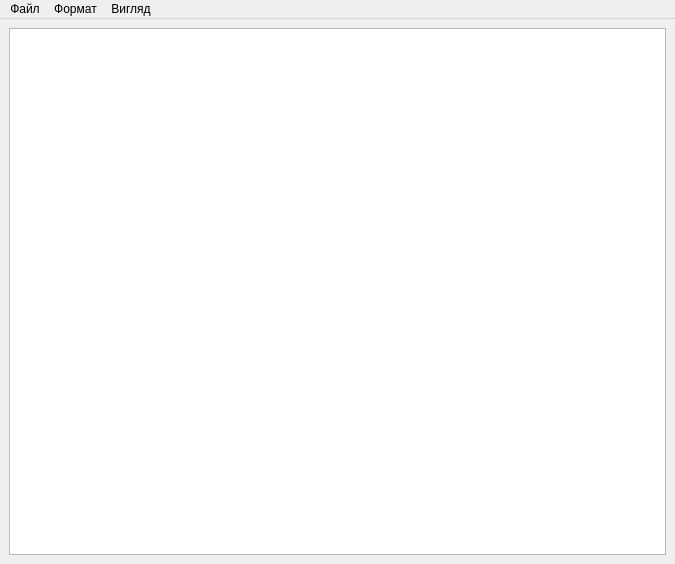
ABScripts/Notepad_QT, file notepad.ui: the form before one commit.
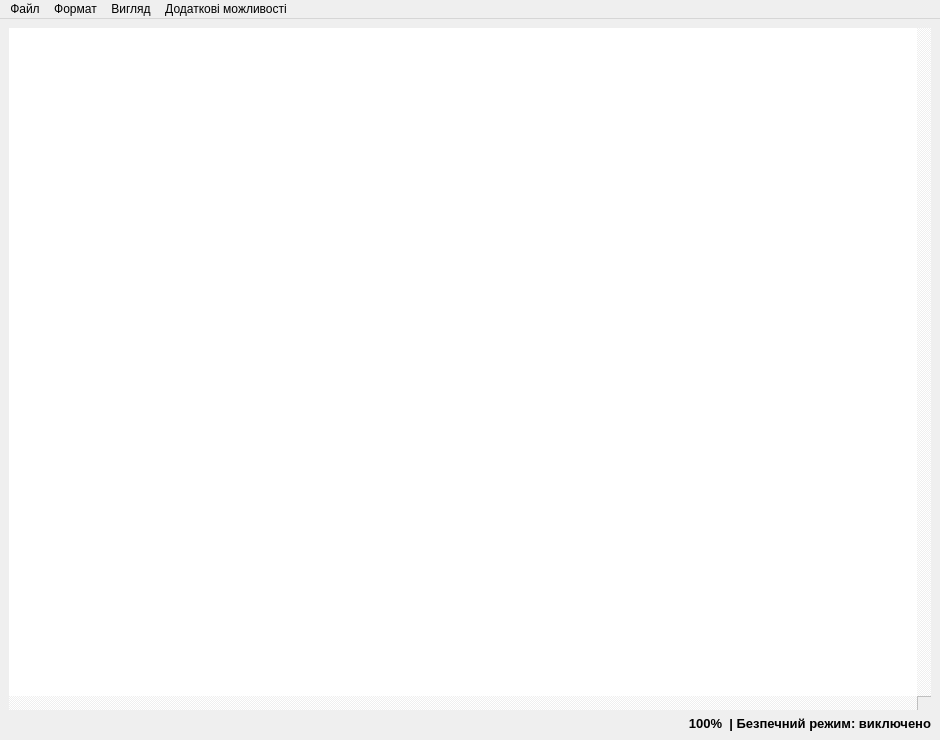
The form after the commit. Icons and pictures are not drawn.

```diff
--- a/notepad.ui
+++ b/notepad.ui
@@ -6,8 +6,8 @@
    <rect>
     <x>0</x>
     <y>0</y>
-    <width>675</width>
-    <height>564</height>
+    <width>940</width>
+    <height>740</height>
    </rect>
   </property>
   <property name="minimumSize">
@@ -19,10 +19,142 @@
   <property name="windowTitle">
    <string>Notepad</string>
   </property>
+  <property name="windowIcon">
+   <iconset resource="icons.qrc">
+    <normaloff>:/icons/icons/accessories-text-editor.png</normaloff>:/icons/icons/accessories-text-editor.png</iconset>
+  </property>
+  <property name="styleSheet">
+   <string notr="true"/>
+  </property>
+  <property name="tabShape">
+   <enum>QTabWidget::Triangular</enum>
+  </property>
   <widget class="QWidget" name="centralwidget">
-   <layout class="QVBoxLayout" name="verticalLayout">
-    <item>
-     <widget class="QTextEdit" name="textEdit"/>
+   <layout class="QGridLayout" name="gridLayout">
+    <item row="1" column="0">
+     <widget class="QLabel" name="infoBar">
+      <property name="font">
+       <font>
+        <pointsize>10</pointsize>
+        <weight>75</weight>
+        <bold>true</bold>
+       </font>
+      </property>
+      <property name="cursor">
+       <cursorShape>ArrowCursor</cursorShape>
+      </property>
+      <property name="acceptDrops">
+       <bool>false</bool>
+      </property>
+      <property name="layoutDirection">
+       <enum>Qt::RightToLeft</enum>
+      </property>
+      <property name="autoFillBackground">
+       <bool>false</bool>
+      </property>
+      <property name="styleSheet">
+       <string notr="true">border: none;</string>
+      </property>
+      <property name="frameShape">
+       <enum>QFrame::Box</enum>
+      </property>
+      <property name="frameShadow">
+       <enum>QFrame::Raised</enum>
+      </property>
+      <property name="lineWidth">
+       <number>1</number>
+      </property>
+      <property name="midLineWidth">
+       <number>1</number>
+      </property>
+      <property name="text">
+       <string>100%  | Безпечний режим: виключено</string>
+      </property>
+      <property name="alignment">
+       <set>Qt::AlignRight|Qt::AlignTrailing|Qt::AlignVCenter</set>
+      </property>
+     </widget>
+    </item>
+    <item row="0" column="0">
+     <widget class="QTextEdit" name="textEdit">
+      <property name="palette">
+       <palette>
+        <active>
+         <colorrole role="Highlight">
+          <brush brushstyle="SolidPattern">
+           <color alpha="255">
+            <red>0</red>
+            <green>149</green>
+            <blue>255</blue>
+           </color>
+          </brush>
+         </colorrole>
+         <colorrole role="HighlightedText">
+          <brush brushstyle="SolidPattern">
+           <color alpha="255">
+            <red>208</red>
+            <green>208</green>
+            <blue>208</blue>
+           </color>
+          </brush>
+         </colorrole>
+        </active>
+        <inactive>
+         <colorrole role="Highlight">
+          <brush brushstyle="SolidPattern">
+           <color alpha="255">
+            <red>0</red>
+            <green>149</green>
+            <blue>255</blue>
+           </color>
+          </brush>
+         </colorrole>
+         <colorrole role="HighlightedText">
+          <brush brushstyle="SolidPattern">
+           <color alpha="255">
+            <red>208</red>
+            <green>208</green>
+            <blue>208</blue>
+           </color>
+          </brush>
+         </colorrole>
+        </inactive>
+        <disabled>
+         <colorrole role="Highlight">
+          <brush brushstyle="SolidPattern">
+           <color alpha="255">
+            <red>0</red>
+            <green>120</green>
+            <blue>215</blue>
+           </color>
+          </brush>
+         </colorrole>
+         <colorrole role="HighlightedText">
+          <brush brushstyle="SolidPattern">
+           <color alpha="255">
+            <red>208</red>
+            <green>208</green>
+            <blue>208</blue>
+           </color>
+          </brush>
+         </colorrole>
+        </disabled>
+       </palette>
+      </property>
+      <property name="styleSheet">
+       <string notr="true">margin: 0;
+padding: -10;
+border: none;
+
+</string>
+      </property>
+      <property name="verticalScrollBarPolicy">
+       <enum>Qt::ScrollBarAlwaysOn</enum>
+      </property>
+      <property name="horizontalScrollBarPolicy">
+       <enum>Qt::ScrollBarAlwaysOn</enum>
+      </property>
+     </widget>
     </item>
    </layout>
   </widget>
@@ -31,7 +163,7 @@
     <rect>
      <x>0</x>
      <y>0</y>
-     <width>675</width>
+     <width>940</width>
      <height>21</height>
     </rect>
    </property>
@@ -73,9 +205,17 @@
     </widget>
     <addaction name="zoom"/>
    </widget>
+   <widget class="QMenu" name="additionalFeatures">
+    <property name="title">
+     <string>Додаткові можливості</string>
+    </property>
+    <addaction name="safeData"/>
+    <addaction name="changeFontFor"/>
+   </widget>
    <addaction name="menu"/>
    <addaction name="format"/>
    <addaction name="view"/>
+   <addaction name="additionalFeatures"/>
   </widget>
   <action name="openFile">
    <property name="icon">
```
Left out of the diff: 173 changed lines with no effect on the pictures.
